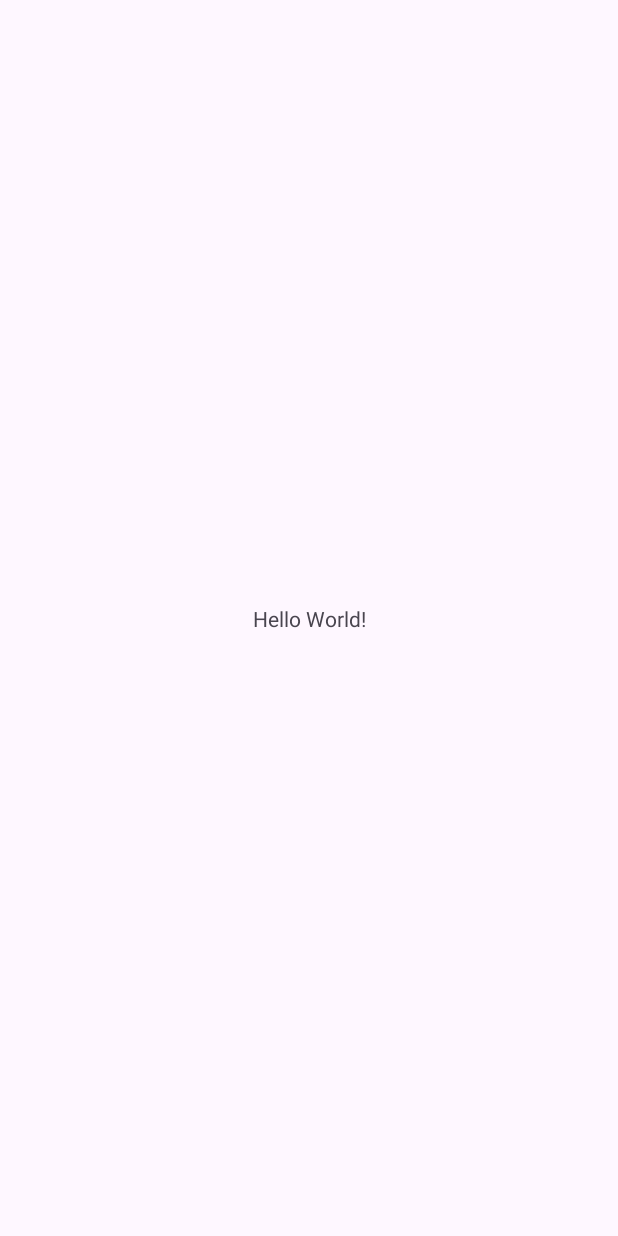
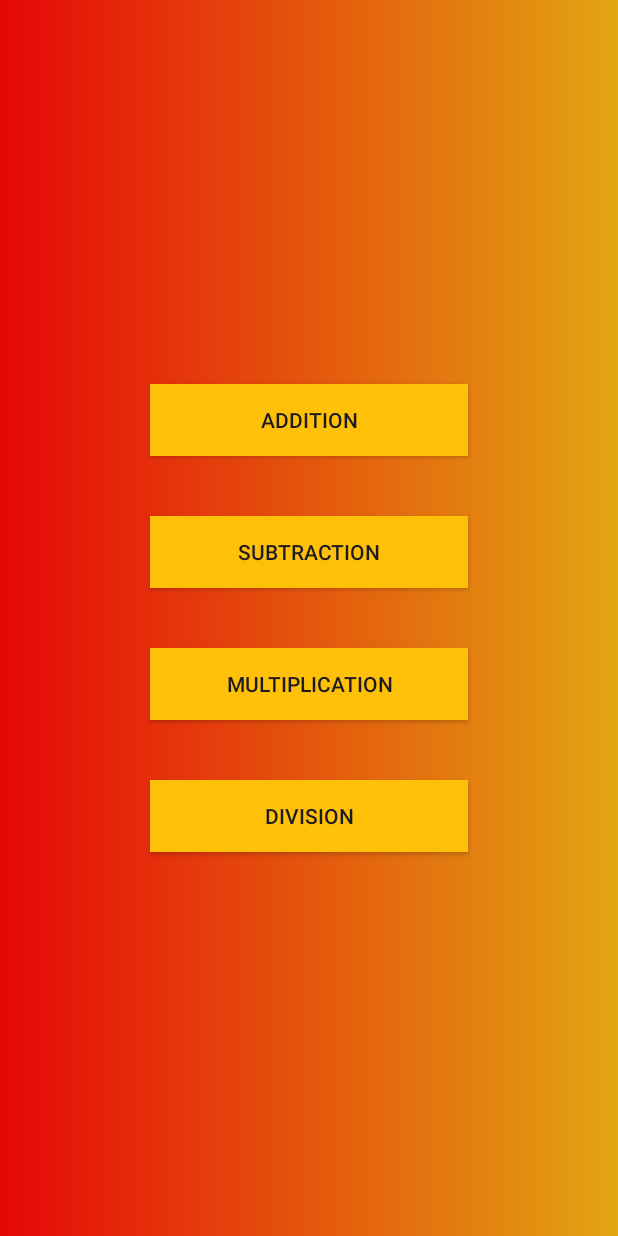
Before and after one commit to HarryThomas107/New-Calculator, an Android app: the screen it shows after launch (MainActivity), on a phone screen of 412 x 824 dp. Before the commit the screen is almost empty. Run offline under Robolectric (Android 15) with nearby library versions, the phone set to English and light mode, and no system bars.

Commit message:
Addition successful

```diff
--- a/app/src/main/AndroidManifest.xml
+++ b/app/src/main/AndroidManifest.xml
@@ -13,6 +13,9 @@
         android:theme="@style/Theme.NewCalculatorApp"
         tools:targetApi="31">
         <activity
+            android:name=".Addition"
+            android:exported="false" />
+        <activity
             android:name=".MainActivity"
             android:exported="true">
             <intent-filter>
--- a/app/src/main/java/com/example/newcalculatorapp/MainActivity.java
+++ b/app/src/main/java/com/example/newcalculatorapp/MainActivity.java
@@ -1,6 +1,10 @@
 package com.example.newcalculatorapp;
 
+import android.content.Intent;
 import android.os.Bundle;
+import android.view.View;
+import android.widget.Button;
+import android.widget.EditText;
 
 import androidx.activity.EdgeToEdge;
 import androidx.appcompat.app.AppCompatActivity;
@@ -10,11 +14,25 @@ import androidx.core.view.WindowInsetsCompat;
 
 public class MainActivity extends AppCompatActivity {
 
+    Button b1,b2,b3,b4;
     @Override
     protected void onCreate(Bundle savedInstanceState) {
         super.onCreate(savedInstanceState);
         EdgeToEdge.enable(this);
         setContentView(R.layout.activity_main);
 
+        b1=(Button) findViewById(R.id.bt1);
+        b2=(Button) findViewById(R.id.bt2);
+        b3=(Button) findViewById(R.id.bt3);
+        b4=(Button) findViewById(R.id.bt4);
+
+        b1.setOnClickListener(new View.OnClickListener() {
+            @Override
+            public void onClick(View v) {
+                Intent ob1 = new Intent(getApplicationContext(), Addition.class);
+                startActivity(ob1);
+            }
+        });
+
     }
 }
--- /dev/null
+++ b/app/src/main/res/drawable/bg.xml
@@ -0,0 +1,6 @@
+<?xml version="1.0" encoding="utf-8"?>
+<shape xmlns:android="http://schemas.android.com/apk/res/android">
+    <gradient android:endColor="#E2A513"
+        android:startColor="#E60707"/>
+
+</shape>
--- a/app/src/main/res/layout/activity_main.xml
+++ b/app/src/main/res/layout/activity_main.xml
@@ -1,19 +1,47 @@
-<?xml version="1.0" encoding="utf-8"?>
-<androidx.constraintlayout.widget.ConstraintLayout xmlns:android="http://schemas.android.com/apk/res/android"
-    xmlns:app="http://schemas.android.com/apk/res-auto"
-    xmlns:tools="http://schemas.android.com/tools"
-    android:id="@+id/main"
+<LinearLayout android:layout_height="match_parent"
+    android:background="@drawable/bg"
+    android:gravity="center"
+    android:orientation="vertical"
     android:layout_width="match_parent"
-    android:layout_height="match_parent"
-    tools:context=".MainActivity">
-
-    <TextView
-        android:layout_width="wrap_content"
-        android:layout_height="wrap_content"
-        android:text="Hello World!"
-        app:layout_constraintBottom_toBottomOf="parent"
-        app:layout_constraintEnd_toEndOf="parent"
-        app:layout_constraintStart_toStartOf="parent"
-        app:layout_constraintTop_toTopOf="parent" />
-
-</androidx.constraintlayout.widget.ConstraintLayout>
+    xmlns:android="http://schemas.android.com/apk/res/android">
+    <androidx.appcompat.widget.AppCompatButton
+        android:text="Addition"
+        android:id="@+id/bt1"
+        android:background="#FFC107"
+        android:layout_marginTop="20dp"
+        android:layout_marginBottom="20dp"
+        android:layout_marginRight="100dp"
+        android:layout_marginLeft="100dp"
+        android:layout_width="match_parent"
+        android:layout_height="wrap_content"/>
+    <androidx.appcompat.widget.AppCompatButton
+        android:text="Subtraction"
+        android:background="#FFC107"
+        android:id="@+id/bt2"
+        android:layout_marginTop="20dp"
+        android:layout_marginBottom="20dp"
+        android:layout_marginRight="100dp"
+        android:layout_marginLeft="100dp"
+        android:layout_width="match_parent"
+        android:layout_height="wrap_content"/>
+    <androidx.appcompat.widget.AppCompatButton
+        android:text="Multiplication"
+        android:id="@+id/bt3"
+        android:background="#FFC107"
+        android:layout_marginTop="20dp"
+        android:layout_marginBottom="20dp"
+        android:layout_marginRight="100dp"
+        android:layout_marginLeft="100dp"
+        android:layout_width="match_parent"
+        android:layout_height="wrap_content"/>
+    <androidx.appcompat.widget.AppCompatButton
+        android:text="Division"
+        android:id="@+id/bt4"
+        android:background="#FFC107"
+        android:layout_marginTop="20dp"
+        android:layout_marginBottom="20dp"
+        android:layout_marginRight="100dp"
+        android:layout_marginLeft="100dp"
+        android:layout_width="match_parent"
+        android:layout_height="wrap_content"/>
+</LinearLayout>
```
Also changed, not shown: app/src/main/java/com/example/newcalculatorapp/Addition.java (added, +48 -0 lines), app/src/main/res/layout/activity_addition.xml (added, +56 -0 lines).
